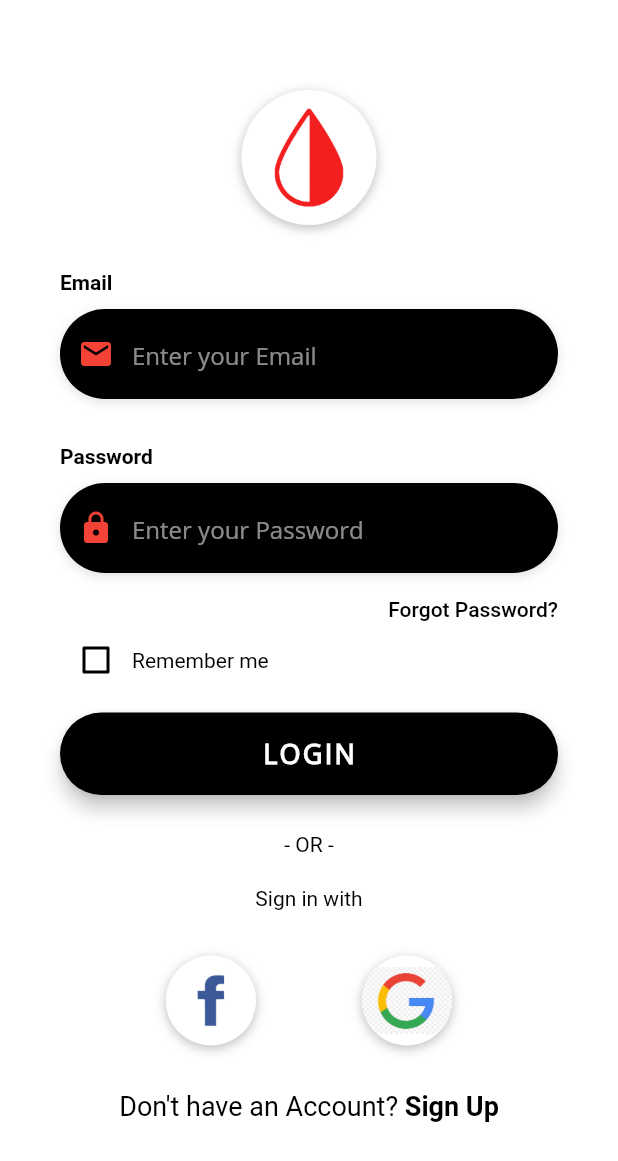
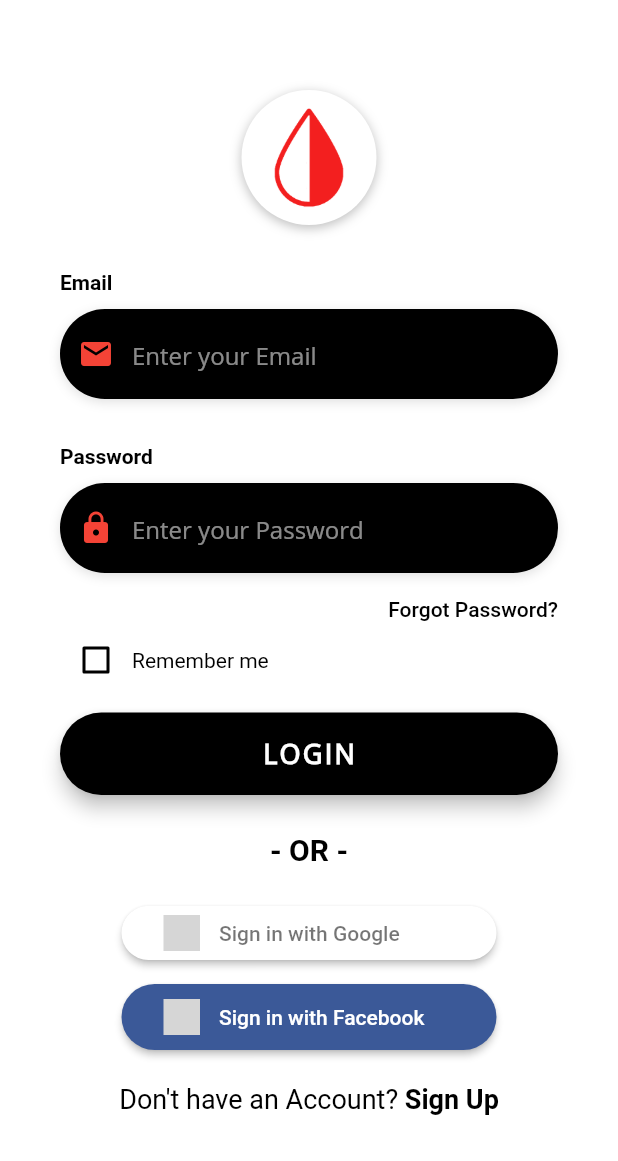
Before and after one commit to fikokwu/pint_size, a Flutter app: the screen it shows after launch, on a phone screen of 412 x 824 dp. Shown: the top 1161 px of the screen. Run offline on Flutter 3.47's test engine with Material 2 defaults, Android fonts, the phone set to English and light mode, and no system bars; our stand-ins replace cloud_firestore, firebase_auth, flutter_screenutil, flutter_signin_button, google_sign_in, rxdart and 2 more; accounts and stored records are empty; grey boxes are pictures that could not be loaded.

Commit message:
added the sign in buttons on log in screen

```diff
--- a/lib/screens/login_screen.dart
+++ b/lib/screens/login_screen.dart
@@ -1,5 +1,7 @@
 import 'package:flutter/material.dart';
 import 'package:flutter/services.dart';
+import 'package:flutter_signin_button/button_list.dart';
+import 'package:flutter_signin_button/button_view.dart';
 import 'package:pint_size/screens/signup_screen.dart';
 import 'package:pint_size/utilities/constants.dart';
 import 'package:pint_size/screens/dashboard_screen.dart';
@@ -183,19 +185,54 @@ class _LoginScreenState extends State<LoginScreen> {
           '- OR -',
           style: TextStyle(
             color: Colors.black,
-            fontWeight: FontWeight.w400,
+            fontWeight: FontWeight.bold,
+            fontSize: 20,
           ),
         ),
-        SizedBox(height: 20.0),
-        Text(
-          'Sign in with',
-          style: TextStyle(
-            color: Colors.black,
-          ),
-        ),
+        SizedBox(height: 10.0),
+
       ],
     );
   }
+
+
+
+  Widget _buildGoogleSignUpBtn() {
+    return Container(
+      width: 250,
+      child: Padding(
+        padding: EdgeInsets.only(top: 10.0),
+        child: SignInButton(
+          Buttons.Google,
+          padding: EdgeInsets.symmetric(vertical: 5.0, horizontal: 15.0),
+          text: 'Sign in with Google',
+          shape:
+              RoundedRectangleBorder(borderRadius: BorderRadius.circular(60.0)),
+          onPressed: () => print('google sign in pressed'),
+        ),
+      ),
+    );
+  }
+
+  Widget _buildFacebookSignUpBtn() {
+    return Container(
+      width: 250,
+      child: Padding(
+        padding: EdgeInsets.only(top: 8.0),
+        child: SignInButton(
+          Buttons.Facebook,
+          padding: EdgeInsets.symmetric(vertical: 10.0, horizontal: 15.0),
+          //text: 'Sign In in with Facebook',
+          shape:
+              RoundedRectangleBorder(borderRadius: BorderRadius.circular(60.0)),
+          onPressed: () => print('facebook sign in pressed'),
+        ),
+      ),
+    );
+  }
+
+
+
 
   Widget _buildSocialBtn(Function onTap, AssetImage logo) {
     return GestureDetector(
@@ -221,31 +258,34 @@ class _LoginScreenState extends State<LoginScreen> {
     );
   }
 
-  Widget _buildSocialBtnRow() {
-    return Padding(
-      padding: EdgeInsets.symmetric(vertical: 30.0),
-      child: Row(
-        mainAxisAlignment: MainAxisAlignment.spaceEvenly,
-        children: <Widget>[
-          _buildSocialBtn(
-            () => print('Login with Facebook'),
-            AssetImage(
-              'asset/logos/facebook.jpg',
-            ),
-          ),
-          _buildSocialBtn(
-            () => print('Login with Google'),
-            AssetImage(
-              'asset/logos/google.jpg',
-            ),
-          ),
-        ],
-      ),
-    );
-  }
+  // Widget _buildSocialBtnRow() {
+  //   return Padding(
+  //     padding: EdgeInsets.symmetric(vertical: 30.0),
+  //     child: Row(
+  //       mainAxisAlignment: MainAxisAlignment.spaceEvenly,
+  //       children: <Widget>[
+  //         //_builGoogleSignUpBtn(),
+  //         _buildSocialBtn(
+  //           () => print('Login with Facebook'),
+  //           AssetImage(
+  //             'asset/logos/facebook.jpg',
+  //           ),
+  //         ),
+  //         _buildSocialBtn(
+
+  //           () => print('Login with Google'),
+  //           AssetImage(
+  //             'asset/logos/google.jpg',
+  //           ),
+  //         ),
+  //       ],
+  //     ),
+  //   );
+  // }
 
   Widget _buildSignupBtn() {
     return GestureDetector(
+
       onTap: () {
         Navigator.push(
                   context,
@@ -260,6 +300,7 @@ class _LoginScreenState extends State<LoginScreen> {
       child: RichText(
         text: TextSpan(
           children: [
+
             TextSpan(
               text: 'Don\'t have an Account? ',
               style: TextStyle(
@@ -393,7 +434,11 @@ Widget _showLogo(){
                       _buildRememberMeCheckbox(),
                       _buildLoginBtn(),
                       _buildSignInWithText(),
-                      _buildSocialBtnRow(),
+                      //_builGoogleSignUpBtn(),
+                      //_buildSocialBtnRow(),
+                      _buildGoogleSignUpBtn(),
+                      _buildFacebookSignUpBtn(),
+                      SizedBox(height: 20),
                       _buildSignupBtn(),
                     ],
                   ),
```
Also changed, not shown: ios/Flutter/App 2.framework/flutter_assets/packages/font_awesome_flutter/lib/fonts/fa-brands-400.ttf (added), ios/Flutter/App 2.framework/flutter_assets/packages/font_awesome_flutter/lib/fonts/fa-regular-400.ttf (added), ios/Flutter/App 2.framework/flutter_assets/packages/font_awesome_flutter/lib/fonts/fa-solid-900.ttf (added), 45 other files.
